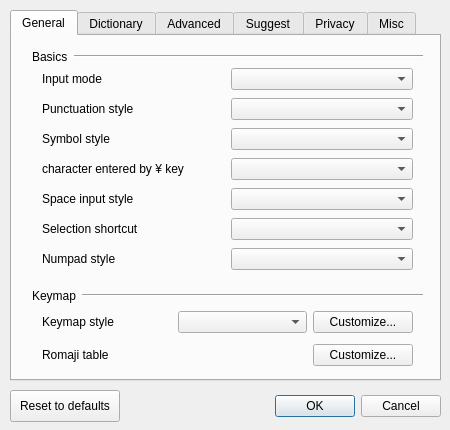
Above: src/gui/config_dialog/config_dialog.ui from niw/mozc before the change. Below: the same form after it.
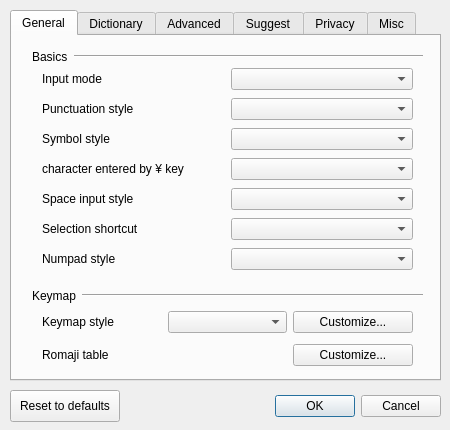
That is the form after the change. Custom widgets are drawn as their Qt base class.

What changed in the file:
```diff
--- a/src/gui/config_dialog/config_dialog.ui
+++ b/src/gui/config_dialog/config_dialog.ui
@@ -181,18 +181,6 @@
            <verstretch>0</verstretch>
           </sizepolicy>
          </property>
-         <property name="minimumSize">
-          <size>
-           <width>70</width>
-           <height>0</height>
-          </size>
-         </property>
-         <property name="maximumSize">
-          <size>
-           <width>100</width>
-           <height>16777215</height>
-          </size>
-         </property>
          <property name="text">
           <string>Customize...</string>
          </property>
```
Left out of the diff: 2 changed lines with no effect on the pictures.
